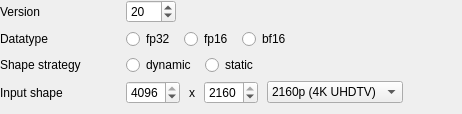
The window that ui/designer/ui_onnx_conversion_widget.ui (herlegon/hconvert) describes before a commit, drawn with Qt 5.
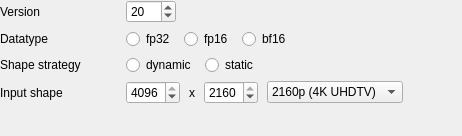
The same window after the commit.

Commit message: update capabilities of conversion widgets

```diff
--- a/ui/designer/ui_onnx_conversion_widget.ui
+++ b/ui/designer/ui_onnx_conversion_widget.ui
@@ -7,7 +7,7 @@
     <x>0</x>
     <y>0</y>
     <width>462</width>
-    <height>114</height>
+    <height>136</height>
    </rect>
   </property>
   <property name="windowTitle">
```
Left out of the diff: 25 changed lines with no effect on the pictures. The commit also changes 4 other files.
